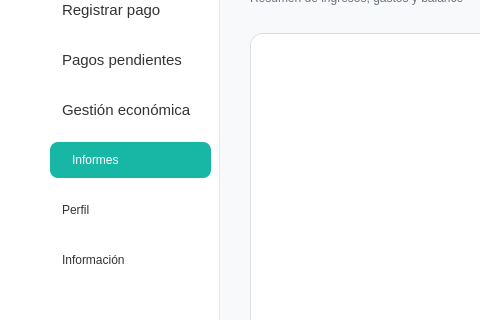
Qt form Proyecto/src/vista/Ui/interfaz_contable_informes_balance_mensual.ui (smonts01/Ingenieria-del-software) before a commit; both pictures show x 0 to 480 and y 167 to 487 of the 1200 by 700 pixel window.
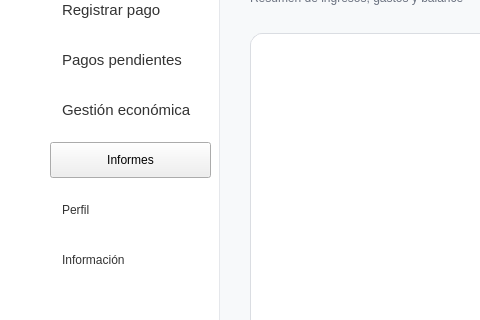
The same form after that commit. Icons and pictures are not drawn.

Diff of the .ui file:
```diff
--- a/Proyecto/src/vista/Ui/interfaz_contable_informes_balance_mensual.ui
+++ b/Proyecto/src/vista/Ui/interfaz_contable_informes_balance_mensual.ui
@@ -174,7 +174,7 @@
     <property name="frameShape">
      <enum>QFrame::NoFrame</enum>
     </property>
-    <widget class="QPushButton" name="btnInicio">
+    <widget class="QPushButton" name="btnInformes">
      <property name="geometry">
       <rect>
        <x>50</x>
```
Left out of the diff: 23 changed lines with no effect on the pictures.
